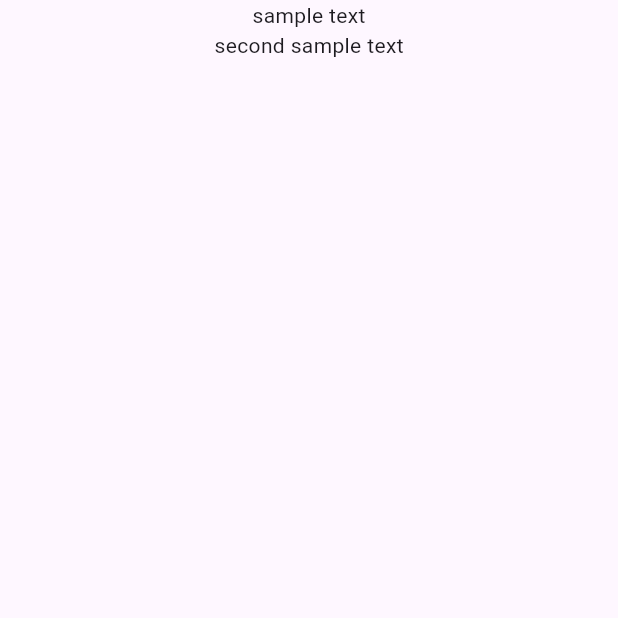
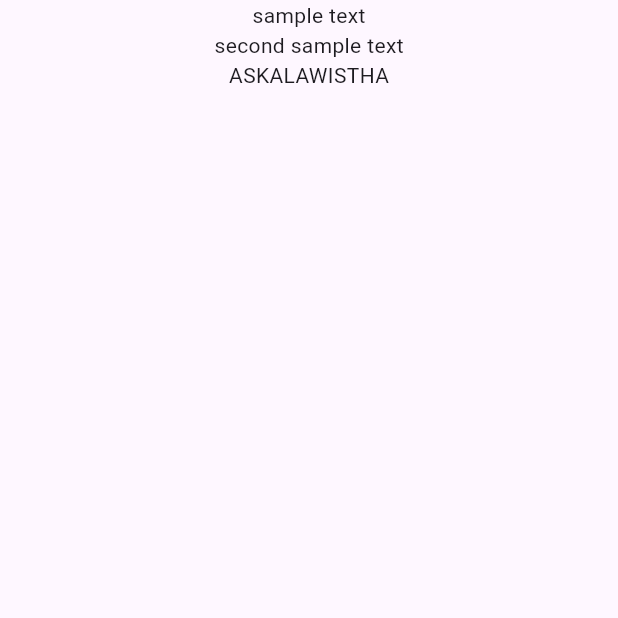
Before and after one commit to Roshandevelops/github-learning-sample, a Flutter app: the screen it shows after launch, on a phone screen of 412 x 824 dp, the top half of it. Run offline on Flutter 3.47's test engine with Material 3 defaults, Android fonts, the phone set to English and light mode, and no system bars.

Commit message:
i added a askalawistha text

```diff
--- a/git_sample/lib/main.dart
+++ b/git_sample/lib/main.dart
@@ -16,7 +16,11 @@ class MyApp extends StatelessWidget {
             SafeArea(
                 child: Center(
                     child: Column(
-              children: [Text("sample text"), Text("second sample text")],
+              children: [
+                Text("sample text"),
+                Text("second sample text"),
+                Text("ASKALAWISTHA")
+              ],
             )))
           ],
         ),
```
